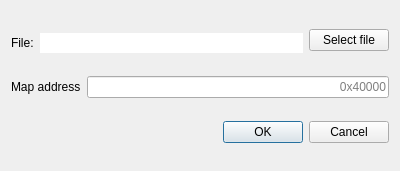
Old version of the form src/dialogs/OpenFileDialog.ui in the repository rizinorg/cutter.
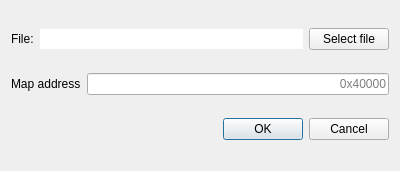
New version of the form.

Commit message: "Select file" button alignement.g

Patch:
```diff
--- a/src/dialogs/OpenFileDialog.ui
+++ b/src/dialogs/OpenFileDialog.ui
@@ -17,7 +17,7 @@
    <item row="0" column="0">
     <layout class="QHBoxLayout" name="horizontalLayout">
      <property name="topMargin">
-      <number>5</number>
+      <number>0</number>
      </property>
      <item>
       <widget class="QLabel" name="filenameLabel">
```
